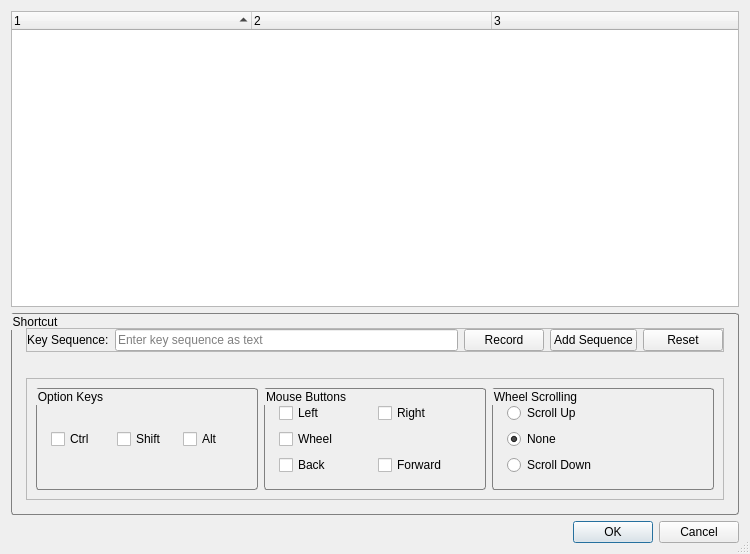
Old version of the form QuickViewer/src/keyconfigdialog.ui in the repository kanryu/quickviewer.
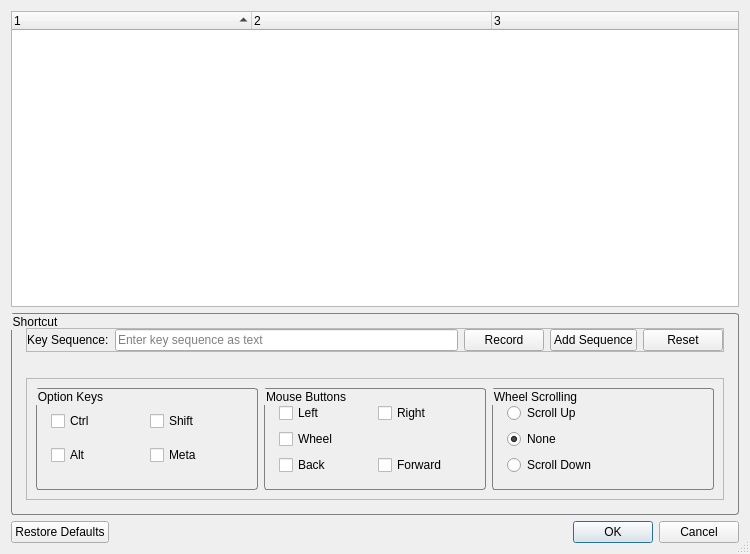
New version of the form. Custom widgets are drawn as their Qt base class.

The edit to the form file:
```diff
--- a/QuickViewer/src/keyconfigdialog.ui
+++ b/QuickViewer/src/keyconfigdialog.ui
@@ -215,25 +215,32 @@
            <property name="title">
             <string>Option Keys</string>
            </property>
-           <layout class="QHBoxLayout" name="horizontalLayout_3">
-            <item>
+           <layout class="QGridLayout" name="gridLayout_2">
+            <item row="0" column="0">
              <widget class="QCheckBox" name="checkBoxCtrl">
               <property name="text">
                <string>Ctrl</string>
               </property>
              </widget>
             </item>
-            <item>
+            <item row="0" column="1">
              <widget class="QCheckBox" name="checkBoxShift">
               <property name="text">
                <string>Shift</string>
               </property>
              </widget>
             </item>
-            <item>
+            <item row="1" column="0">
              <widget class="QCheckBox" name="checkBoxAlt">
               <property name="text">
-               <string>Alt</string>
+               <string extracomment="maybe 'Option' in OSX">Alt</string>
+              </property>
+             </widget>
+            </item>
+            <item row="1" column="1">
+             <widget class="QCheckBox" name="checkBoxMeta">
+              <property name="text">
+               <string extracomment="maybe 'Command' in OSX">Meta</string>
               </property>
              </widget>
             </item>
@@ -332,7 +339,7 @@
       <enum>Qt::Horizontal</enum>
      </property>
      <property name="standardButtons">
-      <set>QDialogButtonBox::Cancel|QDialogButtonBox::Ok</set>
+      <set>QDialogButtonBox::Cancel|QDialogButtonBox::Ok|QDialogButtonBox::RestoreDefaults</set>
      </property>
     </widget>
    </item>
```
